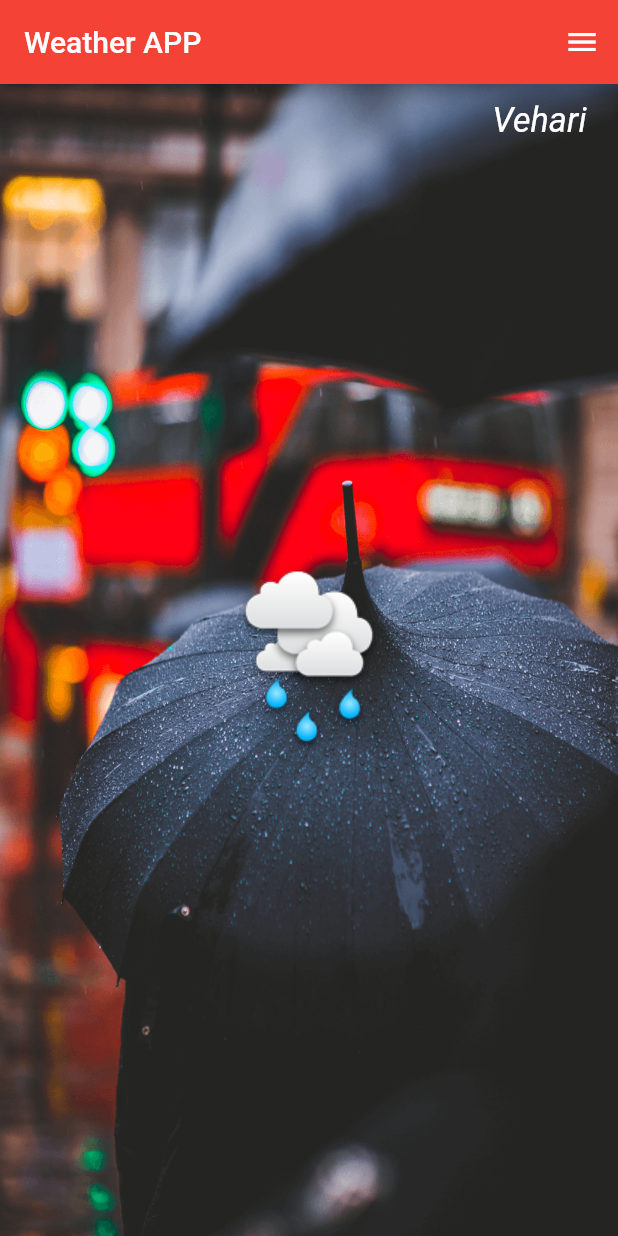
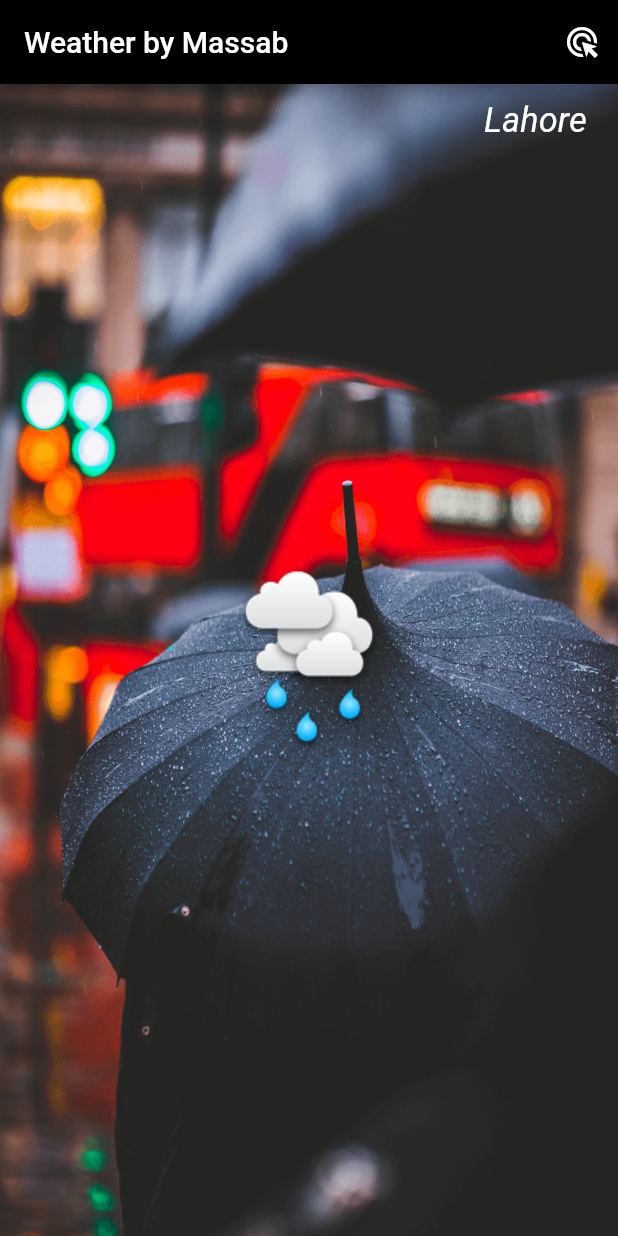
Before and after one commit to HaXer420/Flutter_FA19-BCS-112, a Flutter app: the screen it shows after launch, on a phone screen of 412 x 824 dp. Run offline on Flutter 3.47's test engine with Material 2 defaults, Android fonts, the phone set to English and light mode, and no system bars; our stand-ins replace font_awesome_flutter; network calls fail.

Commit message:
First Commit

```diff
--- a/weatherapp/lib/ui/climateFile.dart
+++ b/weatherapp/lib/ui/climateFile.dart
@@ -15,7 +15,7 @@ class _ClimateState extends State<Climate> {
     print(data.toString());
   }
 
-  late String _cityEntered;
+  String _cityEntered='Lahore';
   Future _goToNextScreen(BuildContext context) async {
     Map? results = await Navigator.of(context)
         .push(new MaterialPageRoute<Map>(builder: (BuildContext context) {
@@ -36,11 +36,11 @@ class _ClimateState extends State<Climate> {
   Widget build(BuildContext context) {
     return Scaffold(
       appBar: AppBar(
-        title: Text('Weather APP'),
-        backgroundColor: Colors.red,
+        title: Text('Weather by Massab'),
+        backgroundColor: Colors.black,
         actions: [
           IconButton(
-            icon: Icon(Icons.menu),
+            icon: Icon(Icons.ads_click_sharp),
             onPressed: () {
               _goToNextScreen(context);
             },
@@ -62,7 +62,7 @@ class _ClimateState extends State<Climate> {
             alignment: Alignment.topRight,
             margin: EdgeInsets.fromLTRB(0.0, 10.9, 20.9, 0.0),
             child: Text(
-              'Vehari',
+              '${_cityEntered == null ? util.defaultCity : _cityEntered}',
               style: cityStyle(),
             ),
           ),
@@ -73,7 +73,8 @@ class _ClimateState extends State<Climate> {
           ),
           Container(
             margin: EdgeInsets.fromLTRB(0.0, 10.9, 20.9, 0.0),
-            child: updateTempWidget('Lahore'),
+            child: updateTempWidget(
+                '${_cityEntered == null ? util.defaultCity : _cityEntered}'),
             ),
         ],
       ),
@@ -109,7 +110,7 @@ class _ClimateState extends State<Climate> {
                           fontStyle: FontStyle.normal,
                           fontSize: 49.9,
                           color: Colors.white,
-                          fontWeight: FontWeight.w500),
+                          fontWeight: FontWeight.w800),
                     ),
                     subtitle: new ListTile(
                       title: new Text(
@@ -132,13 +133,19 @@ class _ClimateState extends State<Climate> {
 }
 
 
-class ChangeCity extends StatelessWidget {
+class ChangeCity extends StatefulWidget {
+  @override
+  State<ChangeCity> createState() => _ChangeCityState();
+}
+
+class _ChangeCityState extends State<ChangeCity> {
   var _cityFieldController = TextEditingController();
+
   @override
   Widget build(BuildContext context) {
     return Scaffold(
       appBar: AppBar(
-        backgroundColor: Colors.red,
+        backgroundColor: Colors.black,
         title: Text('Change City'),
         centerTitle: true,
       ),
@@ -164,13 +171,13 @@ class ChangeCity extends StatelessWidget {
                 ),
               ),
               ListTile(
-                title: FlatButton(
+                title: MaterialButton(
                     onPressed: () {
                       Navigator.pop(
                           context, {'enter': _cityFieldController.text});
                     },
                     textColor: Colors.white70,
-                    color: Colors.redAccent,
+                    color: Colors.black26,
                     child: Text('Get Weather')),
               )
             ],
@@ -202,5 +209,5 @@ TextStyle tempStyle() {
 
 TextStyle extraData() {
   return TextStyle(
-      color: Colors.white70, fontStyle: FontStyle.normal, fontSize: 17.0);
+      color: Colors.white70, fontStyle: FontStyle.normal, fontSize: 20.0, fontWeight: FontWeight.w400);
 }
--- a/weatherapp/lib/utils/apifile.dart
+++ b/weatherapp/lib/utils/apifile.dart
@@ -1,2 +1,2 @@
-final apiId = "cd444af68b389fa65c3371d707a024a1";
+final apiId = "24a6f87e8290e9b3595761c99068f507";
 final defaultCity = "Vehari";
```
Also changed, not shown: weatherapp/images/1img.jpg (added), 1 other file.
